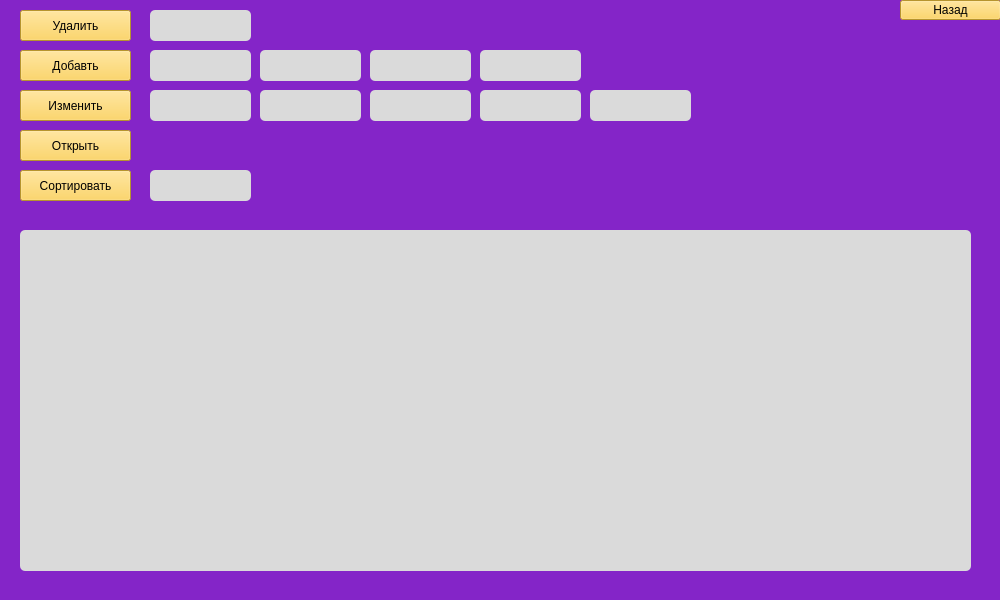
Above: основа/driversMain.ui from veleus/opiweqbhfgb before the change. Below: the same form after it.
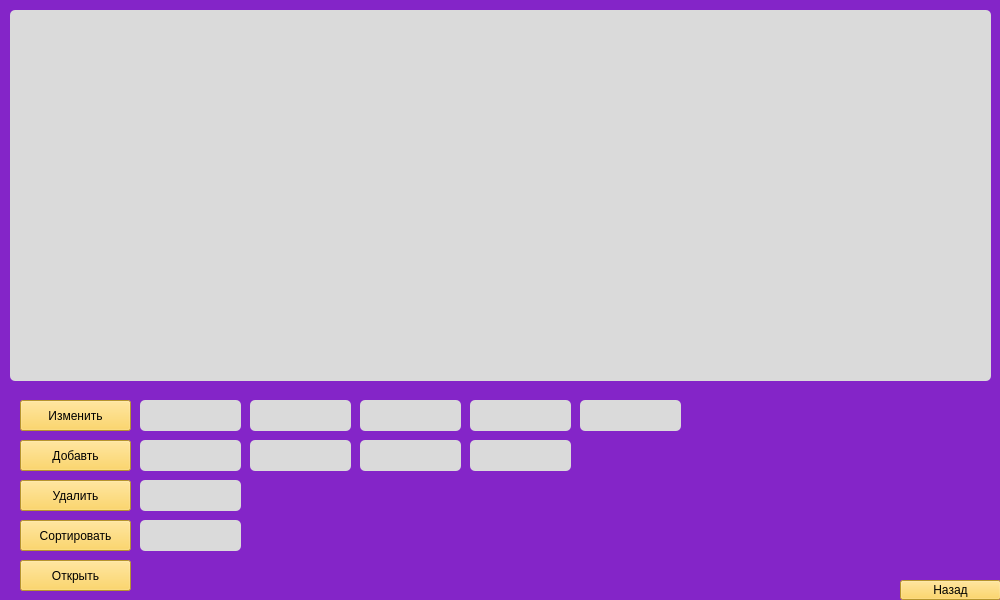
That is the form after the change.

Patch:
```diff
--- a/основа/driversMain.ui
+++ b/основа/driversMain.ui
@@ -47,10 +47,10 @@
    <widget class="QTableWidget" name="tableWidget">
     <property name="geometry">
      <rect>
-      <x>20</x>
-      <y>230</y>
-      <width>951</width>
-      <height>341</height>
+      <x>10</x>
+      <y>10</y>
+      <width>981</width>
+      <height>371</height>
      </rect>
     </property>
     <property name="styleSheet">
@@ -65,7 +65,7 @@
     <property name="geometry">
      <rect>
       <x>20</x>
-      <y>10</y>
+      <y>480</y>
       <width>111</width>
       <height>31</height>
      </rect>
@@ -82,7 +82,7 @@
     <property name="geometry">
      <rect>
       <x>20</x>
-      <y>50</y>
+      <y>440</y>
       <width>111</width>
       <height>31</height>
      </rect>
@@ -99,7 +99,7 @@
     <property name="geometry">
      <rect>
       <x>20</x>
-      <y>90</y>
+      <y>400</y>
       <width>111</width>
       <height>31</height>
      </rect>
@@ -116,7 +116,7 @@
     <property name="geometry">
      <rect>
       <x>20</x>
-      <y>130</y>
+      <y>560</y>
       <width>111</width>
       <height>31</height>
      </rect>
@@ -133,7 +133,7 @@
     <property name="geometry">
      <rect>
       <x>20</x>
-      <y>170</y>
+      <y>520</y>
       <width>111</width>
       <height>31</height>
      </rect>
@@ -150,7 +150,7 @@
     <property name="geometry">
      <rect>
       <x>900</x>
-      <y>0</y>
+      <y>580</y>
       <width>101</width>
       <height>20</height>
      </rect>
@@ -166,8 +166,8 @@
    <widget class="QLineEdit" name="DellLine">
     <property name="geometry">
      <rect>
-      <x>150</x>
-      <y>10</y>
+      <x>140</x>
+      <y>480</y>
       <width>101</width>
       <height>31</height>
      </rect>
@@ -180,8 +180,8 @@
    <widget class="QLineEdit" name="AddLine">
     <property name="geometry">
      <rect>
-      <x>150</x>
-      <y>50</y>
+      <x>140</x>
+      <y>440</y>
       <width>101</width>
       <height>31</height>
      </rect>
@@ -194,8 +194,8 @@
    <widget class="QLineEdit" name="AddLine_1">
     <property name="geometry">
      <rect>
-      <x>260</x>
-      <y>50</y>
+      <x>250</x>
+      <y>440</y>
       <width>101</width>
       <height>31</height>
      </rect>
@@ -208,8 +208,8 @@
    <widget class="QLineEdit" name="AddLine_2">
     <property name="geometry">
      <rect>
-      <x>370</x>
-      <y>50</y>
+      <x>360</x>
+      <y>440</y>
       <width>101</width>
       <height>31</height>
      </rect>
@@ -222,8 +222,8 @@
    <widget class="QLineEdit" name="AddLine_3">
     <property name="geometry">
      <rect>
-      <x>480</x>
-      <y>50</y>
+      <x>470</x>
+      <y>440</y>
       <width>101</width>
       <height>31</height>
      </rect>
@@ -236,8 +236,8 @@
    <widget class="QLineEdit" name="ChangeLine_4">
     <property name="geometry">
      <rect>
-      <x>590</x>
-      <y>90</y>
+      <x>580</x>
+      <y>400</y>
       <width>101</width>
       <height>31</height>
      </rect>
@@ -250,8 +250,8 @@
    <widget class="QLineEdit" name="ChangeLine_1">
     <property name="geometry">
      <rect>
-      <x>260</x>
-      <y>90</y>
+      <x>250</x>
+      <y>400</y>
       <width>101</width>
       <height>31</height>
      </rect>
@@ -264,8 +264,8 @@
    <widget class="QLineEdit" name="ChangeLine_2">
     <property name="geometry">
      <rect>
-      <x>370</x>
-      <y>90</y>
+      <x>360</x>
+      <y>400</y>
       <width>101</width>
       <height>31</height>
      </rect>
@@ -278,8 +278,8 @@
    <widget class="QLineEdit" name="ChangeLine_3">
     <property name="geometry">
      <rect>
-      <x>480</x>
-      <y>90</y>
+      <x>470</x>
+      <y>400</y>
       <width>101</width>
       <height>31</height>
      </rect>
@@ -292,8 +292,8 @@
    <widget class="QLineEdit" name="ChangeLine">
     <property name="geometry">
      <rect>
-      <x>150</x>
-      <y>90</y>
+      <x>140</x>
+      <y>400</y>
       <width>101</width>
       <height>31</height>
      </rect>
@@ -306,8 +306,8 @@
    <widget class="QLineEdit" name="lineEdit_13">
     <property name="geometry">
      <rect>
-      <x>150</x>
-      <y>170</y>
+      <x>140</x>
+      <y>520</y>
       <width>101</width>
       <height>31</height>
      </rect>
```
